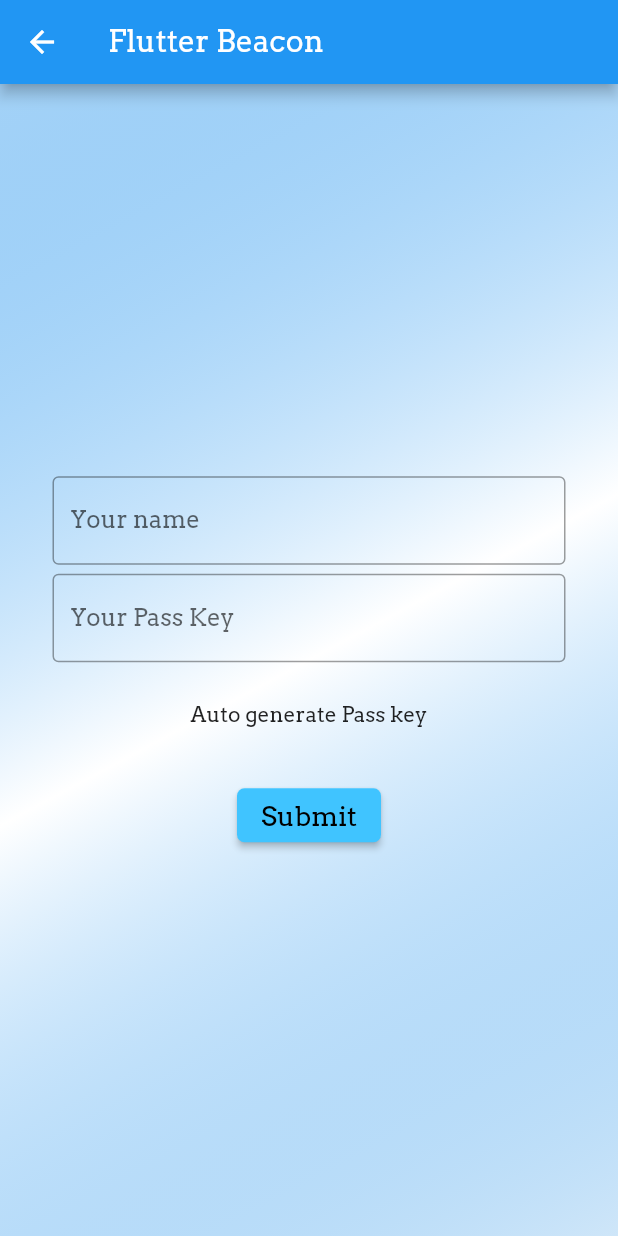
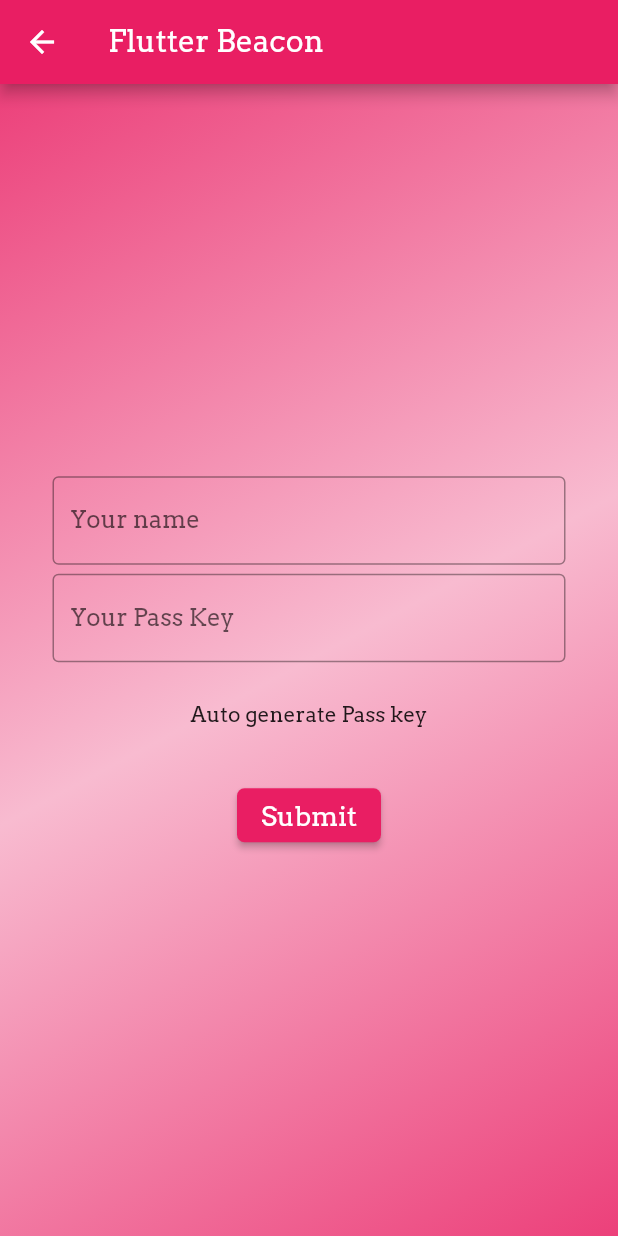
Before and after one commit to aadarsh-patel/flutter_beacon, a Flutter app: the screen it shows after launch, after a tap on an icon or button, on a phone screen of 412 x 824 dp. Run offline on Flutter 3.47's test engine with Material 2 defaults, Android fonts, the phone set to English and light mode, and no system bars; our stand-ins replace cloud_firestore, flutter_map, latlong, location, random_string; accounts and stored records are empty.

Commit message:
Theme change completed

```diff
--- a/lib/main.dart
+++ b/lib/main.dart
@@ -3,6 +3,8 @@ import 'package:flutter/material.dart';
 import 'package:flutter_beacon/screens/home_page.dart';
 import 'package:flutter_beacon/screens/follow_beacon.dart';
 import 'package:flutter_beacon/screens/form.dart';
+
+import 'common.dart';
 
 void main() {
   runApp(MyApp());
@@ -12,10 +14,7 @@ class MyApp extends StatelessWidget {
   @override
   Widget build(BuildContext context) {
     return MaterialApp(
-      theme: ThemeData(
-        fontFamily: 'Arvo',
-        primarySwatch: Colors.blue,
-      ),
+      theme: myTheme,
       initialRoute: '/',
       routes: {
         '/': (context) => HomePage(),
--- a/lib/screens/common.dart
+++ /dev/null
@@ -1,11 +0,0 @@
-import 'package:flutter/material.dart';
-
-LinearGradient myGradient = LinearGradient(
-  colors: [
-    Colors.blue.withOpacity(0.4),
-    Colors.white,
-    Colors.blue.withOpacity(0.2)
-  ],
-  begin: Alignment.topLeft,
-  end: Alignment.bottomRight,
-);
--- a/lib/screens/follow_beacon.dart
+++ b/lib/screens/follow_beacon.dart
@@ -1,7 +1,7 @@
 import 'package:flutter/material.dart';
 
 import 'package:cloud_firestore/cloud_firestore.dart';
-import 'package:flutter_beacon/screens/common.dart';
+import 'package:flutter_beacon/common.dart';
 import 'package:flutter_beacon/screens/popup_dialog.dart';
 
 class FollowBeacon extends StatefulWidget {
@@ -38,13 +38,13 @@ class _FollowBeaconState extends State<FollowBeacon> {
                 ),
                 trailing: Container(
                   decoration: BoxDecoration(
-                    color: Colors.white,
+                    color: myBoxColor,
                     borderRadius: BorderRadius.all(Radius.circular(20)),
                   ),
                   child: IconButton(
                       icon: Icon(
                         Icons.arrow_forward,
-                        color: Colors.blue,
+                        color: myTextColor,
                       ),
                       onPressed: () {
                         showDialog(
--- a/lib/screens/form.dart
+++ b/lib/screens/form.dart
@@ -1,7 +1,7 @@
 import 'package:flutter/material.dart';
 import 'package:flutter_beacon/screens/host_beacon.dart';
 import 'package:random_string/random_string.dart';
-import 'package:flutter_beacon/screens/common.dart';
+import 'package:flutter_beacon/common.dart';
 
 class MyForm extends StatefulWidget {
   @override
@@ -41,7 +41,7 @@ class _MyFormState extends State<MyForm> {
                   child: Column(
                     children: <Widget>[
                       TextFormField(
-                        style: TextStyle(color: Colors.black),
+                        style: TextStyle(color: myTextColor),
                         decoration: InputDecoration(
                           labelText: 'Your name',
                           labelStyle: TextStyle(),
@@ -57,7 +57,7 @@ class _MyFormState extends State<MyForm> {
                       ),
                       SizedBox(height: 6.0),
                       TextFormField(
-                        style: TextStyle(color: Colors.black),
+                        style: TextStyle(color: myTextColor),
                         decoration: InputDecoration(
                           labelText: 'Your Pass Key',
                           border: OutlineInputBorder(),
@@ -83,7 +83,7 @@ class _MyFormState extends State<MyForm> {
               ),
               SizedBox(height: 20),
               RaisedButton(
-                color: Colors.lightBlueAccent,
+                color: myBoxColor,
                 shape: RoundedRectangleBorder(
                   borderRadius: new BorderRadius.circular(5.0),
                 ),
@@ -105,7 +105,7 @@ class _MyFormState extends State<MyForm> {
                 child: Text(
                   'Submit',
                   style: TextStyle(
-                    color: Colors.black,
+                    color: myTextColor,
                     fontSize: 18,
                   ),
                 ),
--- a/lib/screens/home_page.dart
+++ b/lib/screens/home_page.dart
@@ -1,11 +1,12 @@
 import 'package:flutter/material.dart';
-import 'package:flutter_beacon/screens/common.dart';
+import 'package:flutter_beacon/common.dart';
 
 class HomePage extends StatelessWidget {
   @override
   Widget build(BuildContext context) {
     return Scaffold(
       appBar: AppBar(
+        leading: Icon(Icons.wifi),
         title: Text('Flutter Beacon'),
       ),
       body: Container(
@@ -20,15 +21,21 @@ class HomePage extends StatelessWidget {
                 width: MediaQuery.of(context).size.width * 0.4,
                 height: MediaQuery.of(context).size.width * 0.4,
                 child: Card(
-                  color: Colors.lightBlueAccent,
+                  color: myBoxColor,
                   elevation: 10,
+                  child: Container(
+                    decoration: BoxDecoration(
+                      border: Border.all(width: 5,color: Colors.white),
+                      borderRadius: BorderRadius.all(Radius.circular(5))
+                    ),
                     child: RaisedButton(
-                    color: Colors.lightBlueAccent,
+                      color: myBoxColor,
                       child: Text(
                         'Host a\nbeacon',
-                      style: TextStyle(fontSize: 30,),
+                        style: TextStyle(fontSize: 30, color: myTextColor),
                       ),
                       onPressed: () => Navigator.pushNamed(context, '/form'),
+                    ),
                   ),
                 ),
               ),
@@ -39,15 +46,21 @@ class HomePage extends StatelessWidget {
                 width: MediaQuery.of(context).size.width * 0.4,
                 height: MediaQuery.of(context).size.width * 0.4,
                 child: Card(
-                  color: Colors.lightBlueAccent,
+                  color: myBoxColor,
                   elevation: 10,
+                  child: Container(
+                    decoration: BoxDecoration(
+                      border: Border.all(width: 5,color: Colors.white),
+                      borderRadius: BorderRadius.all(Radius.circular(5))
+                    ),
                     child: RaisedButton(
-                    color: Colors.lightBlueAccent,
+                      color: myBoxColor,
                       child: Text(
-                      'Follow a\nbeacon',
-                      style: TextStyle(fontSize: 30),
+                        'Follow \nbeacon',
+                        style: TextStyle(fontSize: 30, color: myTextColor),
                       ),
                       onPressed: () => Navigator.pushNamed(context, '/follow'),
+                    ),
                   ),
                 ),
               ),
--- a/lib/screens/host_beacon.dart
+++ b/lib/screens/host_beacon.dart
@@ -6,7 +6,7 @@ import 'package:flutter_map/flutter_map.dart';
 import 'package:location/location.dart';
 import 'package:cloud_firestore/cloud_firestore.dart';
 import 'package:latlong/latlong.dart';
-import 'package:flutter_beacon/screens/common.dart';
+import 'package:flutter_beacon/common.dart';
 
 class HostBeacon extends StatefulWidget {
   final String userName;
@@ -66,6 +66,8 @@ class _HostBeaconState extends State<HostBeacon> {
   _stopListen() async {
     _locationSubscription.cancel();
   }
+
+
 
   @override
   Widget build(BuildContext context) {
@@ -147,16 +149,13 @@ class _HostBeaconState extends State<HostBeacon> {
                   style: TextStyle(fontSize: 16),
                 ),
                 RaisedButton(
-                  color: Colors.white,
+                  color: myBoxColor,
                   child: Text(
                     'Tap here to copy Pass Key to clipboard',
-                    style: TextStyle(color: Colors.blue),
+                    style: TextStyle(color: myTextColor),
                   ),
                   onPressed: () {
                     Clipboard.setData(new ClipboardData(text: widget.passKey));
-                    Scaffold.of(context).showSnackBar(SnackBar(
-                      content: Text('Pass Key copied!'),
-                    ));
                   },
                 ),
               ],
--- a/lib/screens/popup_dialog.dart
+++ b/lib/screens/popup_dialog.dart
@@ -1,5 +1,5 @@
 import 'package:flutter/material.dart';
-import 'package:flutter_beacon/screens/common.dart';
+import 'package:flutter_beacon/common.dart';
 
 import 'package:flutter_beacon/screens/track.dart';
 
@@ -42,8 +42,8 @@ class _ValidateState extends State<Validate> {
                 ),
               ),
               RaisedButton(
-                color: Colors.lightBlue,
-                child: Text('ENTER'),
+                color: myBoxColor,
+                child: Text('ENTER',style: TextStyle(color: myTextColor),),
                 onPressed: () {
                   if (_passKeyController.text.toString() == widget.passKey) {
                     output = 'Pass Key Accepted';
--- a/lib/screens/track.dart
+++ b/lib/screens/track.dart
@@ -3,7 +3,7 @@ import 'package:flutter/material.dart';
 import 'package:flutter_map/flutter_map.dart';
 import 'package:cloud_firestore/cloud_firestore.dart';
 import 'package:latlong/latlong.dart';
-import 'package:flutter_beacon/screens/common.dart';
+import 'package:flutter_beacon/common.dart';
 
 class TrackUser extends StatefulWidget {
   final String docId;
```
Lines whose indentation alone changed are shown as unchanged.
